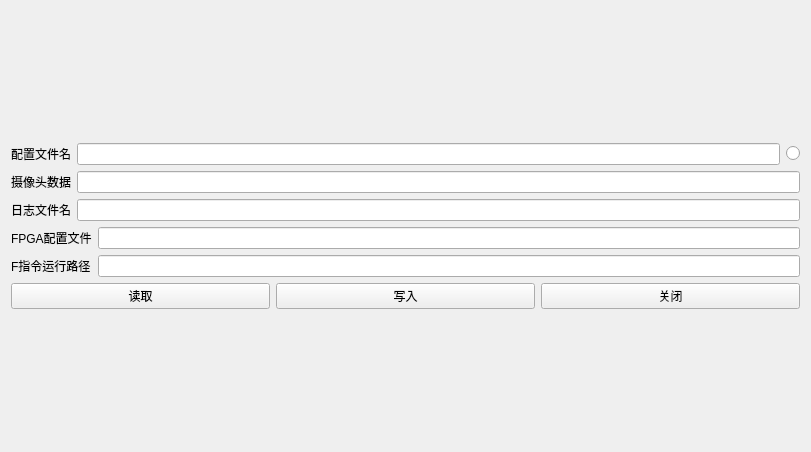
First picture: the form in smart_eye_pc_work/pc_to_pa/src/file_mdle/file_mdle.ui, repository FpgaPublish/k2_smart_eye, before the edit.
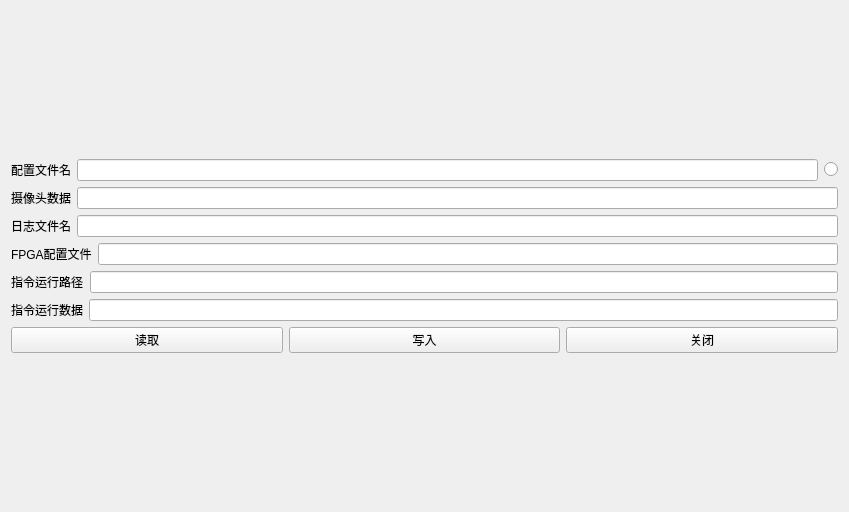
Second picture: the form after the edit.

The edit to the form file:
```diff
--- a/smart_eye_pc_work/pc_to_pa/src/file_mdle/file_mdle.ui
+++ b/smart_eye_pc_work/pc_to_pa/src/file_mdle/file_mdle.ui
@@ -6,8 +6,8 @@
    <rect>
     <x>0</x>
     <y>0</y>
-    <width>811</width>
-    <height>452</height>
+    <width>849</width>
+    <height>512</height>
    </rect>
   </property>
   <property name="windowTitle">
@@ -88,7 +88,7 @@
        <item>
         <widget class="QLabel" name="label_8">
          <property name="text">
-          <string>F指令运行路径</string>
+          <string>指令运行路径</string>
          </property>
         </widget>
        </item>
@@ -97,6 +97,20 @@
        </item>
       </layout>
      </item>
+     <item>
+      <layout class="QHBoxLayout" name="horizontalLayout_11">
+       <item>
+        <widget class="QLabel" name="label_9">
+         <property name="text">
+          <string>指令运行数据</string>
+         </property>
+        </widget>
+       </item>
+       <item>
+        <widget class="QLineEdit" name="ui_cmd_data"/>
+       </item>
+      </layout>
+     </item>
      <item>
       <layout class="QHBoxLayout" name="horizontalLayout">
        <item>
```
